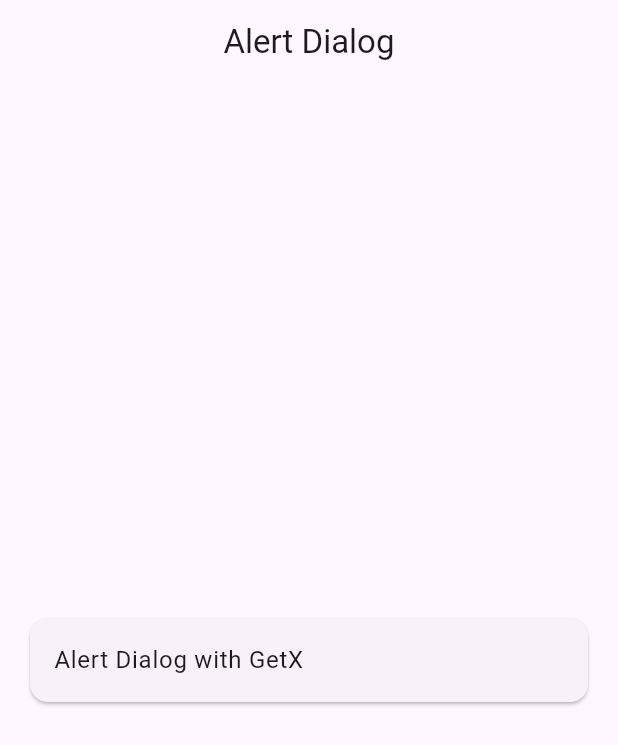
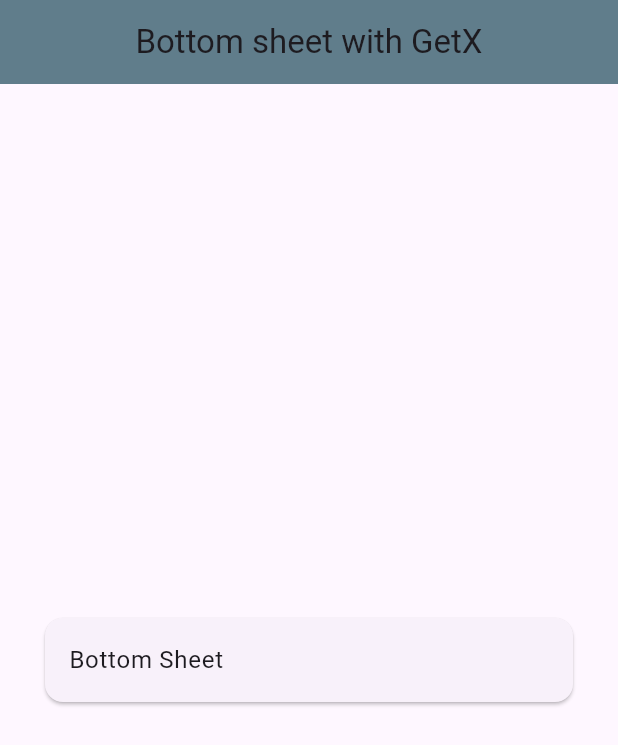
Before and after one commit to mdarifhosain214/Getx-snackbar, a Flutter app: the screen it shows after launch, on a phone screen of 412 x 824 dp. Shown: the top 745 px of the screen. Run offline on Flutter 3.47's test engine with Material 3 defaults, Android fonts, the phone set to English and light mode, and no system bars; our stand-ins replace get.

Commit message:
Bottom sheet added with getx.

```diff
--- /dev/null
+++ b/lib/bottom_sheet.dart
@@ -0,0 +1,70 @@
+import 'package:flutter/material.dart';
+import 'package:get/get.dart';
+class BottomSheetClass extends StatefulWidget {
+  const BottomSheetClass({super.key});
+
+  @override
+  State<BottomSheetClass> createState() => _BottomSheetClassState();
+}
+
+class _BottomSheetClassState extends State<BottomSheetClass> {
+  @override
+  Widget build(BuildContext context) {
+    return Scaffold(
+      appBar: AppBar(
+        title: const Text("Bottom sheet with GetX"),
+        backgroundColor: Colors.blueGrey,
+      ),
+      body: Center(child: Column(
+        mainAxisAlignment: MainAxisAlignment.center,
+        children: [
+          Card(margin: const EdgeInsets.symmetric(horizontal: 30),
+            child: ListTile(
+            title: const Text('Bottom Sheet'),
+            onTap: (){
+              Get.bottomSheet(
+                backgroundColor: Colors.grey,
+                 const Padding(
+                   padding: EdgeInsets.all(20.0),
+                   child: SingleChildScrollView(
+                     child: Column(
+                      children: [
+                        Text("Bottom Sheet"),
+                        Text("Bottom Sheet"),
+                        Text("Bottom Sheet"),
+                        Text("Bottom Sheet"),
+                        Text("Bottom Sheet"),
+                        Text("Bottom Sheet"),
+                        Text("Bottom Sheet"),
+                        Text("Bottom Sheet"),
+                        Text("Bottom Sheet"),
+                        Text("Bottom Sheet"),
+                        Text("Bottom Sheet"),
+                        Text("Bottom Sheet"),
+                        Text("Bottom Sheet"),
+                        Text("Bottom Sheet"),
+                        Text("Bottom Sheet"),
+                        Text("Bottom Sheet"),
+                        Text("Bottom Sheet"),
+                        Text("Bottom Sheet"),
+                        Text("Bottom Sheet"),
+                        Text("Bottom Sheet"),
+                        Text("Bottom Sheet"),
+                        Text("Bottom Sheet"),
+                        Text("Bottom Sheet"),
+                        Text("Bottom Sheet"),
+                        Text("Bottom Sheet"),
+                        Text("Bottom Sheet"),
+                        Text("Bottom Sheet"),
+                      ],
+                ),
+                   ),
+                 )
+              );
+            },
+          ),)
+        ],
+      ),),
+    );
+  }
+}
--- a/lib/main.dart
+++ b/lib/main.dart
@@ -1,7 +1,6 @@
 import 'package:flutter/material.dart';
-import 'package:getx_snackbar/alert_dialog.dart';
-import 'package:getx_snackbar/home_screen.dart';
 import 'package:get/get.dart';
+import 'bottom_sheet.dart';
 void main() {
   runApp(const MyApp());
 }
@@ -13,13 +12,16 @@
   @override
   Widget build(BuildContext context) {
     return GetMaterialApp(
+      debugShowCheckedModeBanner: false,
       title: 'Flutter Demo',
       theme: ThemeData(
-
+appBarTheme: AppBarTheme(
+  centerTitle: true
+),
         colorScheme: ColorScheme.fromSeed(seedColor: Colors.deepPurple),
         useMaterial3: true,
       ),
-      home: const AlertDialogClass(),
+      home: const BottomSheetClass(),
     );
   }
 }
```
